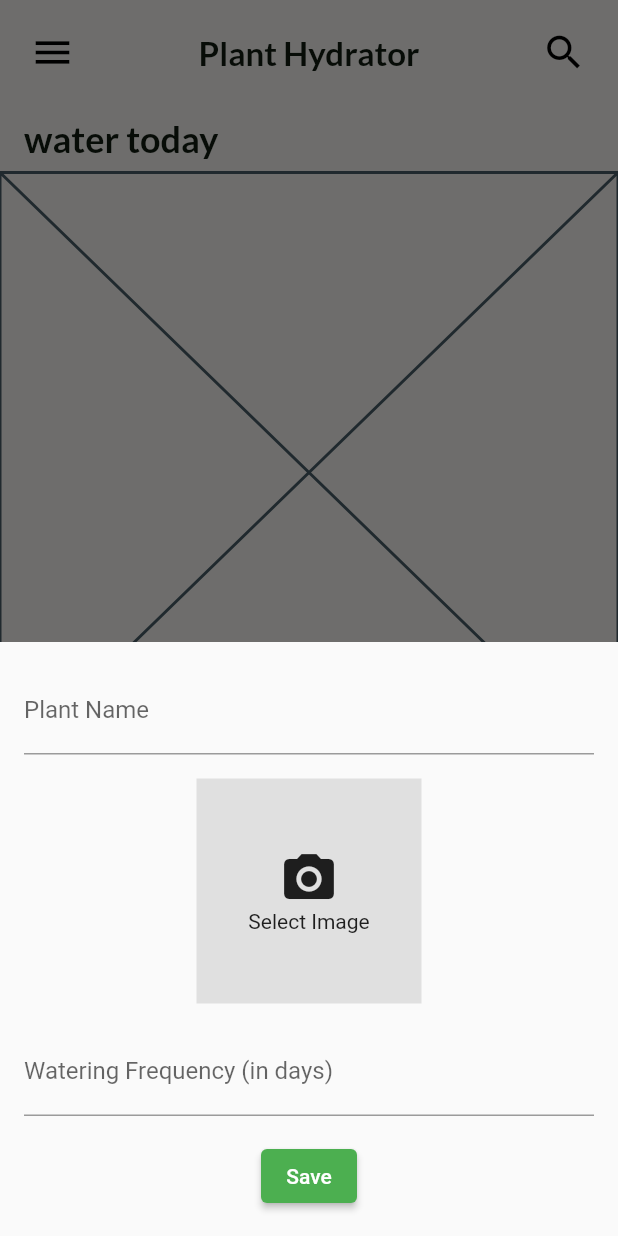
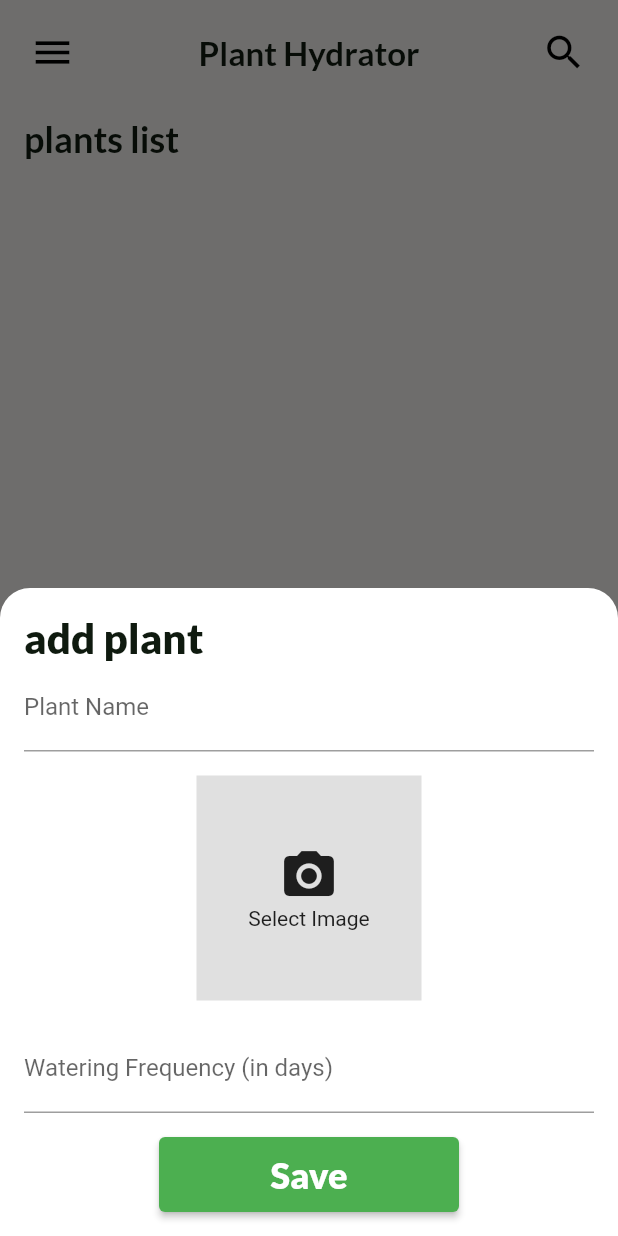
Before and after one commit to ReemanS/planthydrator, a Flutter app: the screen it shows after launch, after a tap on the "add" icon, on a phone screen of 412 x 824 dp. Run offline on Flutter 3.47's test engine with Material 2 defaults, Android fonts, the phone set to English and light mode, and no system bars; our stand-ins replace google_fonts, image_picker, sqflite; accounts and stored records are empty.

Commit message:
add 'create' and 'read' functionality (CRxx)

```diff
--- /dev/null
+++ b/lib/helpers/plant_model.dart
@@ -0,0 +1,13 @@
+class Plant {
+  final int id;
+  final String name;
+  final String image;
+  final int wateringFrequency;
+
+  Plant({
+    required this.id,
+    required this.name,
+    required this.image,
+    required this.wateringFrequency,
+  });
+}
--- a/lib/helpers/sql_helper.dart
+++ b/lib/helpers/sql_helper.dart
@@ -57,4 +57,15 @@ class SQLHelper {
       debugPrint("Error deleting item: $error");
     }
   }
+
+  static void printDatabaseContent() async {
+    final sql.Database database = await openDB();
+
+    final List<Map<String, dynamic>> queryResult =
+        await database.query('plants');
+
+    for (final row in queryResult) {
+      print(row);
+    }
+  }
 }
--- a/lib/home.dart
+++ b/lib/home.dart
@@ -2,6 +2,7 @@ import 'dart:io';
 import 'package:flutter/material.dart';
 import 'package:image_picker/image_picker.dart';
 import 'package:planthydrator/screens/add_plant.dart';
+import 'package:planthydrator/screens/plant_list.dart';
 import 'package:planthydrator/screens/search.dart';
 import 'package:planthydrator/helpers/sql_helper.dart';
 // import 'package:flutter_svg/flutter_svg.dart';
@@ -77,14 +78,16 @@ class _BodySectionState extends State<BodySection> {
 
   @override
   Widget build(BuildContext context) {
+    final ThemeData themes = Theme.of(context);
     return Scaffold(
       floatingActionButton: FloatingActionButton(
-        backgroundColor: Theme.of(context).primaryColor,
+        backgroundColor: themes.primaryColor,
         shape: RoundedRectangleBorder(
           borderRadius: BorderRadius.circular(10),
         ),
         child: const Icon(Icons.add),
         onPressed: () => showModalBottomSheet(
+          backgroundColor: Colors.transparent,
           context: context,
           builder: (context) => AddPlant(),
         ),
@@ -95,14 +98,17 @@ class _BodySectionState extends State<BodySection> {
           Padding(
             padding: const EdgeInsets.fromLTRB(16, 8, 16, 8),
             child: Text(
-              "water today",
-              style: (Theme.of(context).textTheme.displayMedium)!.copyWith(
+              "plants list",
+              style: (themes.textTheme.displayMedium)!.copyWith(
                 fontSize: 24,
               ),
               textAlign: TextAlign.left,
             ),
           ),
-          const Placeholder(),
+          SizedBox(
+            height: 300,
+            child: PlantsList(),
+          ),
         ],
       ),
     );
--- a/lib/main.dart
+++ b/lib/main.dart
@@ -1,5 +1,6 @@
 import 'package:flutter/material.dart';
 import 'package:google_fonts/google_fonts.dart';
+import 'package:planthydrator/helpers/sql_helper.dart';
 import 'home.dart';
 
 void main() {
@@ -17,7 +18,19 @@ class MainApp extends StatelessWidget {
         primarySwatch: Colors.green,
         primaryColor: const Color(0xff315432),
         scaffoldBackgroundColor: const Color(0xffefedeb),
+        // TODO: refactor themes to use ColorScheme
+        // colorScheme: const ColorScheme.light(
+        //   background: Colors.white,
+        // ),
+        backgroundColor: Colors.white,
         textTheme: TextTheme(
+          labelLarge: GoogleFonts.lato(
+            textStyle: const TextStyle(
+              fontSize: 28.0,
+              fontWeight: FontWeight.w900,
+              color: Color(0xff0f1a0f),
+            ),
+          ),
           displayLarge: GoogleFonts.lato(
             textStyle: const TextStyle(
               fontSize: 24.0,
--- a/lib/screens/add_plant.dart
+++ b/lib/screens/add_plant.dart
@@ -95,13 +95,28 @@ class _AddPlantState extends State<AddPlant> {
 
   @override
   Widget build(BuildContext context) {
+    ThemeData themes = Theme.of(context);
     return Container(
       padding: EdgeInsets.all(16.0),
+      clipBehavior: Clip.hardEdge,
+      decoration: const BoxDecoration(
+        color: Colors.white,
+        borderRadius: const BorderRadius.only(
+          topLeft: Radius.circular(20.0),
+          topRight: Radius.circular(20.0),
+        ),
+      ),
       child: Form(
         key: _formKey,
         child: Column(
           mainAxisSize: MainAxisSize.min,
+          crossAxisAlignment: CrossAxisAlignment.start,
           children: [
+            Text(
+              "add plant",
+              style: themes.textTheme.labelLarge,
+              textAlign: TextAlign.left,
+            ),
             TextFormField(
               decoration: const InputDecoration(labelText: 'Plant Name'),
               validator: (value) {
@@ -113,7 +128,8 @@ class _AddPlantState extends State<AddPlant> {
               onSaved: (value) => _name = value,
             ),
             SizedBox(height: 16),
-            GestureDetector(
+            Center(
+              child: GestureDetector(
                 onTap: () {
                   _showImageSourceDialog(context);
                 },
@@ -132,6 +148,7 @@ class _AddPlantState extends State<AddPlant> {
                       : Image.file(File(_imagePath!)),
                 ),
               ),
+            ),
             SizedBox(height: 16),
             TextFormField(
               keyboardType: TextInputType.number,
@@ -141,7 +158,7 @@ class _AddPlantState extends State<AddPlant> {
                 if (value == null || value.isEmpty) {
                   return 'Please enter a watering frequency';
                 }
-                final intValue = int.tryParse(value);
+                final int? intValue = int.tryParse(value);
                 if (intValue == null || intValue <= 0) {
                   return 'Please enter a valid number greater than 0';
                 }
@@ -150,9 +167,17 @@ class _AddPlantState extends State<AddPlant> {
               onSaved: (value) => _wateringFrequency = int.parse(value!),
             ),
             SizedBox(height: 16),
-            ElevatedButton(
+            Center(
+              child: ElevatedButton(
+                style: ButtonStyle(
+                  fixedSize: MaterialStateProperty.all(Size(200, 50)),
+                ),
                 onPressed: _submitForm,
-              child: Text('Save'),
+                child: Text('Save',
+                    style: themes.textTheme.displayLarge!.copyWith(
+                      color: Colors.white,
+                    )),
+              ),
             ),
           ],
         ),
--- /dev/null
+++ b/lib/screens/plant_list.dart
@@ -0,0 +1,55 @@
+import 'dart:io';
+
+import 'package:flutter/material.dart';
+import 'package:planthydrator/helpers/sql_helper.dart';
+import 'package:planthydrator/helpers/plant_model.dart';
+
+class PlantsList extends StatefulWidget {
+  const PlantsList({super.key});
+
+  @override
+  State<PlantsList> createState() => _PlantsListState();
+}
+
+class _PlantsListState extends State<PlantsList> {
+  List<Plant> _plants = [];
+
+  @override
+  void initState() {
+    super.initState();
+    _loadPlants();
+  }
+
+  void _loadPlants() async {
+    final List<Map<String, dynamic>> maps = await SQLHelper.getAllItems();
+
+    setState(() {
+      _plants = List.generate(
+        maps.length,
+        (index) => Plant(
+          id: maps[index]['id'],
+          name: maps[index]['name'],
+          image: maps[index]['image'],
+          wateringFrequency: maps[index]['wateringFrequency'],
+        ),
+      );
+    });
+  }
+
+  @override
+  Widget build(BuildContext context) {
+    return ListView.builder(
+      itemCount: _plants.length,
+      itemBuilder: (context, index) {
+        final plant = _plants[index];
+        return ListTile(
+          leading: plant.image.isNotEmpty
+              ? Image.file(File(plant.image))
+              : const Icon(Icons.image, size: 40),
+          title: Text(plant.name),
+          subtitle: Text('Water every ${plant.wateringFrequency} days'),
+        );
+      },
+    );
+  }
+}
```
Lines whose indentation alone changed are shown as unchanged.
